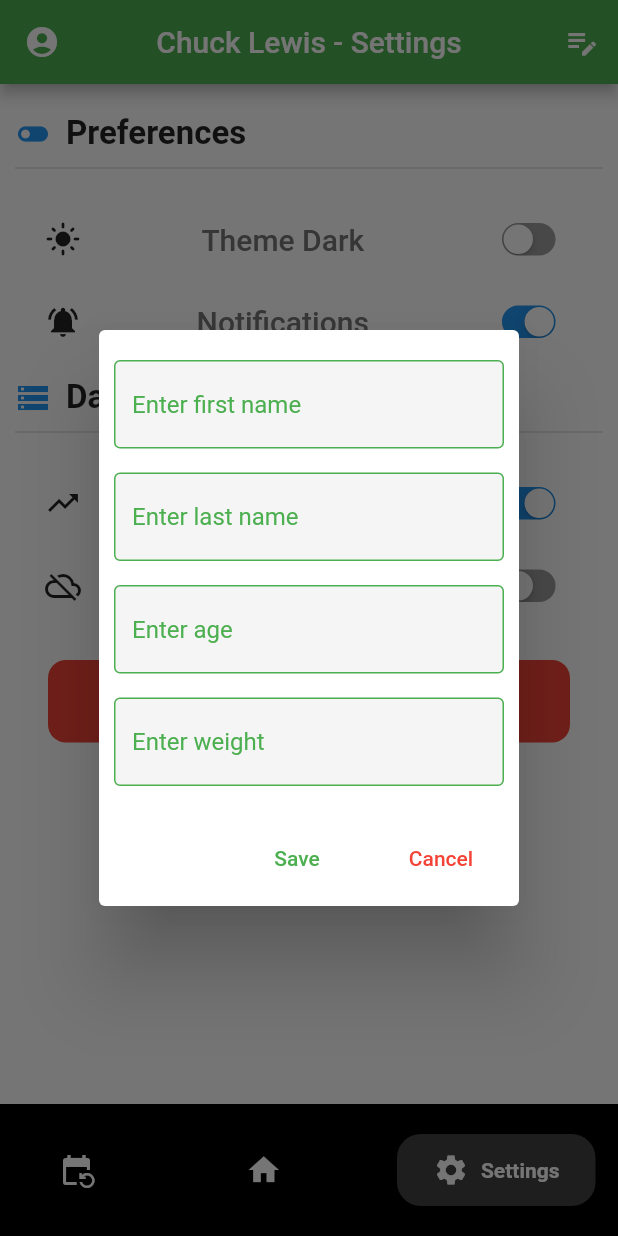
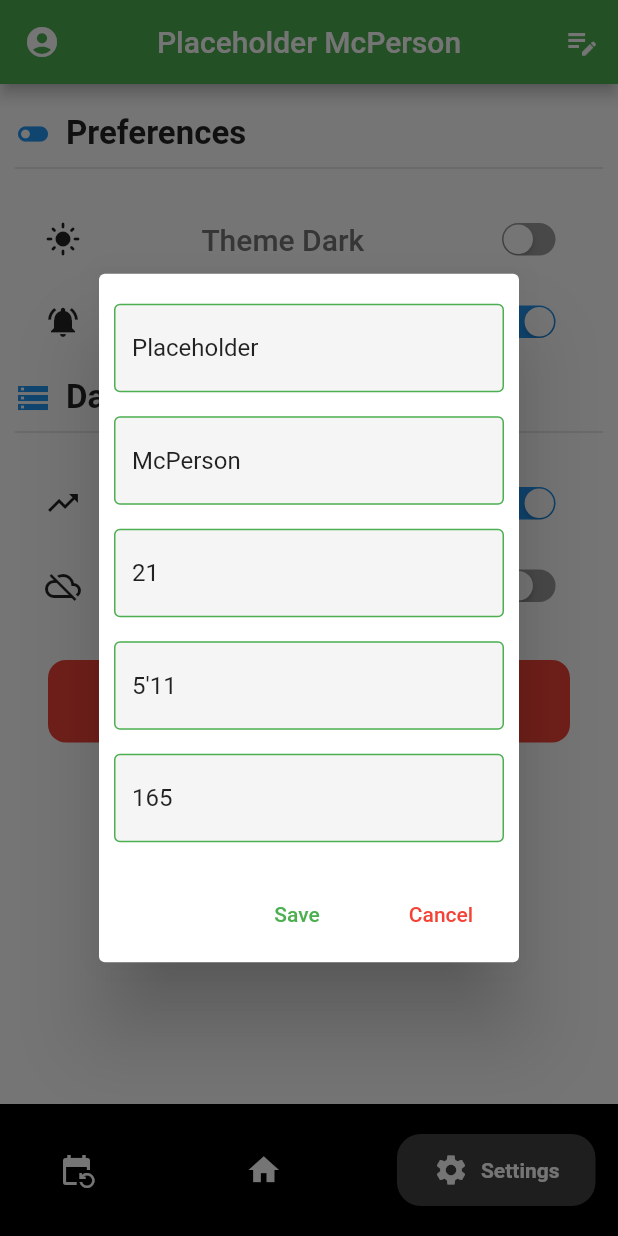
Before and after one commit to WillHAdair/WorkoutApplication, a Flutter app: the screen it shows after launch, item 3 of the bottom bar chosen, after a tap on the "edit note" icon, on a phone screen of 412 x 824 dp. Run offline on Flutter 3.47's test engine with Material 2 defaults, Android fonts, the phone set to English and light mode, and no system bars; drawn by our look-alikes of google_nav_bar; our stand-ins replace flutter_colorpicker, flutter_heatmap_calendar, flutter_slidable, hive, hive_flutter, simple_circular_progress_bar and 1 more; accounts and stored records are empty.

Commit message:
Added ability to store user name, age, height, and weight

```diff
--- a/lib/data/settings_data.dart
+++ b/lib/data/settings_data.dart
@@ -14,11 +14,15 @@ class SettingsData extends ChangeNotifier {
     Setting(name: keyMap[Keys.notifications].toString(), isString: false, value: true),
     Setting(name: keyMap[Keys.progressTracking].toString(), isString: false, value: true),
     Setting(name: keyMap[Keys.remoteData].toString(), isString: false, value: false),
-    Setting(name: keyMap[Keys.userName].toString(), isString: false, value: "Real guy"),
+    Setting(name: keyMap[Keys.firstName].toString(), isString: true, value: "Placeholder"),
+    Setting(name: keyMap[Keys.lastName].toString(), isString: true, value: "McPerson"),
+    Setting(name: keyMap[Keys.age].toString(), isString: true, value: "21"),
+    Setting(name: keyMap[Keys.height].toString(), isString: true, value: "5'11"),
+    Setting(name: keyMap[Keys.weight].toString(), isString: true, value: "165"),
   ];
 
   bool getSwitchValues(String identifier) {
-    return getRelevantSetting(identifier).value;
+    return getRelevantSetting(identifier)!.value;
   }
 
   void initializeSettingsList() {
@@ -33,12 +37,16 @@ class SettingsData extends ChangeNotifier {
     }
   }
 
-  Setting getRelevantSetting(String settingName) {
-    return settingsList.firstWhere((setting) => setting.name == settingName);
+  Setting? getRelevantSetting(String settingName) {
+    try {
+      return settingsList.firstWhere((setting) => setting.name == settingName);
+    } catch (e) {
+      return null;
+    }
   }
 
   void editSetting(String settingName, var newValue) {
-    Setting relevantSetting = getRelevantSetting(settingName);
+    Setting relevantSetting = getRelevantSetting(settingName)!;
     relevantSetting.value = newValue;
     //update DB
     db.saveSetting(settingName, relevantSetting);
--- a/lib/models/constants.dart
+++ b/lib/models/constants.dart
@@ -53,9 +53,13 @@ enum Keys {
   remoteData,
   completion,
   workout,
-  userName,
   workoutDay,
   workoutStarted,
+  firstName,
+  lastName,
+  age,
+  weight,
+  height,
 }
 
 Map<Keys, String> keyMap = {
@@ -66,7 +70,11 @@ Map<Keys, String> keyMap = {
   Keys.remoteData: "REMOTE_DATA",
   Keys.completion: "COMPLETED_EXERCISES",
   Keys.workout: "WORKOUT",
-  Keys.userName: "USERNAME",
   Keys.workoutDay: "WORKOUT_DAY",
   Keys.workoutStarted : "WORKOUT_STARTED",
+  Keys.firstName : "FIRST_NAME",
+  Keys.lastName : "LAST_NAME",
+  Keys.age : "AGE",
+  Keys.weight : "WEIGHT",
+  Keys.height : "HEIGHT",
 };
--- a/lib/pages/Home/home_page.dart
+++ b/lib/pages/Home/home_page.dart
@@ -56,7 +56,7 @@ class _HomePageState extends State<HomePage> {
     return Consumer<WorkoutData>(
       builder: (context, value, child) => Scaffold(
         body: IndexedStack(
-          index: Provider.of<WorkoutData>(context).isWorkoutStarted() ? 1 :0,
+          index: Provider.of<WorkoutData>(context).isWorkoutStarted() ? 1 : 0,
           children: [
             DefaultHomePage(onWorkoutStatusChange: changeWorkoutStatus,),
             WorkoutHomePage(onWorkoutStatusChange: changeWorkoutStatus,),
--- a/lib/pages/settings_page.dart
+++ b/lib/pages/settings_page.dart
@@ -130,12 +130,20 @@ class SettingsPageState extends State<SettingsPage> {
   final lastNameController = TextEditingController();
   final ageController = TextEditingController();
   final weightController = TextEditingController();
+  final heightController = TextEditingController();
 
   void save() {
     String firstName = firstNameController.text;
     String lastName = lastNameController.text;
     String age = ageController.text;
     String weight = weightController.text;
+    String height = heightController.text;
+    var provider = Provider.of<SettingsData>(context, listen: false);
+    provider.editSetting(keyMap[Keys.firstName].toString(), firstName);
+    provider.editSetting(keyMap[Keys.lastName].toString(), lastName);
+    provider.editSetting(keyMap[Keys.age].toString(), age);
+    provider.editSetting(keyMap[Keys.weight].toString(), weight);
+    provider.editSetting(keyMap[Keys.height].toString(), height);
 
     Navigator.pop(context);
     firstNameController.clear();
@@ -145,6 +153,38 @@ class SettingsPageState extends State<SettingsPage> {
   }
 
   void openAccountDialog() {
+    var provider = Provider.of<SettingsData>(context, listen: false);
+    if (provider.getRelevantSetting(keyMap[Keys.firstName].toString()) != null) {
+      firstNameController.text = provider.
+      getRelevantSetting(keyMap[Keys.firstName].toString())!.value.toString();
+    } else {
+      firstNameController.text = '';
+    }
+    if (provider.getRelevantSetting(keyMap[Keys.lastName].toString()) != null) {
+      lastNameController.text = provider.
+      getRelevantSetting(keyMap[Keys.lastName].toString())!.value.toString();
+    } else {
+      lastNameController.text = '';
+    }
+    if (provider.getRelevantSetting(keyMap[Keys.age].toString()) != null) {
+      ageController.text = provider.
+      getRelevantSetting(keyMap[Keys.age].toString())!.value.toString();
+    } else {
+      ageController.text = '';
+    }
+    if (provider.getRelevantSetting(keyMap[Keys.weight].toString()) != null) {
+      weightController.text = provider.
+      getRelevantSetting(keyMap[Keys.weight].toString())!.value.toString();
+    } else {
+      weightController.text = '';
+    }
+    if (provider.getRelevantSetting(keyMap[Keys.height].toString()) != null) {
+      heightController.text = provider.
+      getRelevantSetting(keyMap[Keys.height].toString())!.value.toString();
+    } else {
+      heightController.text = '';
+    }
+
     showDialog(
       context: context,
       builder: (context) {
@@ -162,6 +202,11 @@ class SettingsPageState extends State<SettingsPage> {
               controller: ageController,
               hintText: 'Enter age',
               obscureText: false),
+            CustomTextField(
+              controller: heightController,
+              hintText: 'Enter height',
+              obscureText: false,
+            ),
             CustomTextField(
               controller: weightController,
               hintText: 'Enter weight',
@@ -185,7 +230,10 @@ class SettingsPageState extends State<SettingsPage> {
           },
           icon: const Icon(Icons.account_circle),
         ),
-        title: const Text('Chuck Lewis - Settings'),
+        title: Text(
+          '${Provider.of<SettingsData>(context).getRelevantSetting(keyMap[Keys.firstName].toString())!.value} '
+          '${Provider.of<SettingsData>(context).getRelevantSetting(keyMap[Keys.lastName].toString())!.value}'
+        ),
         centerTitle: true,
         actions: [
           IconButton(
```
